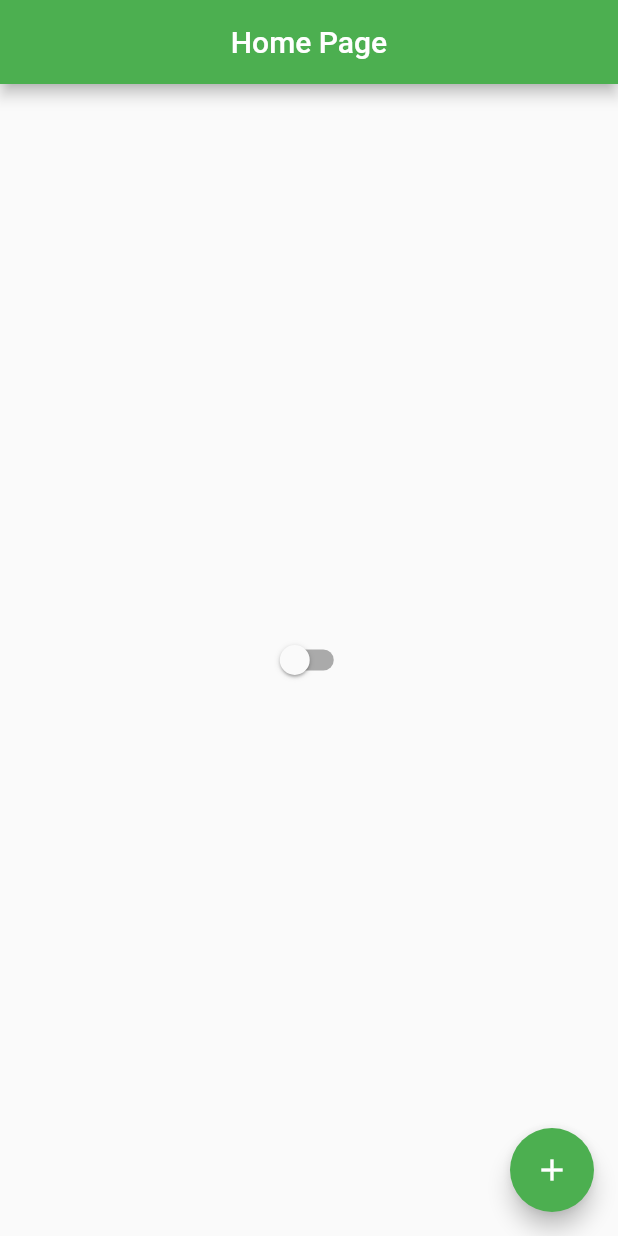
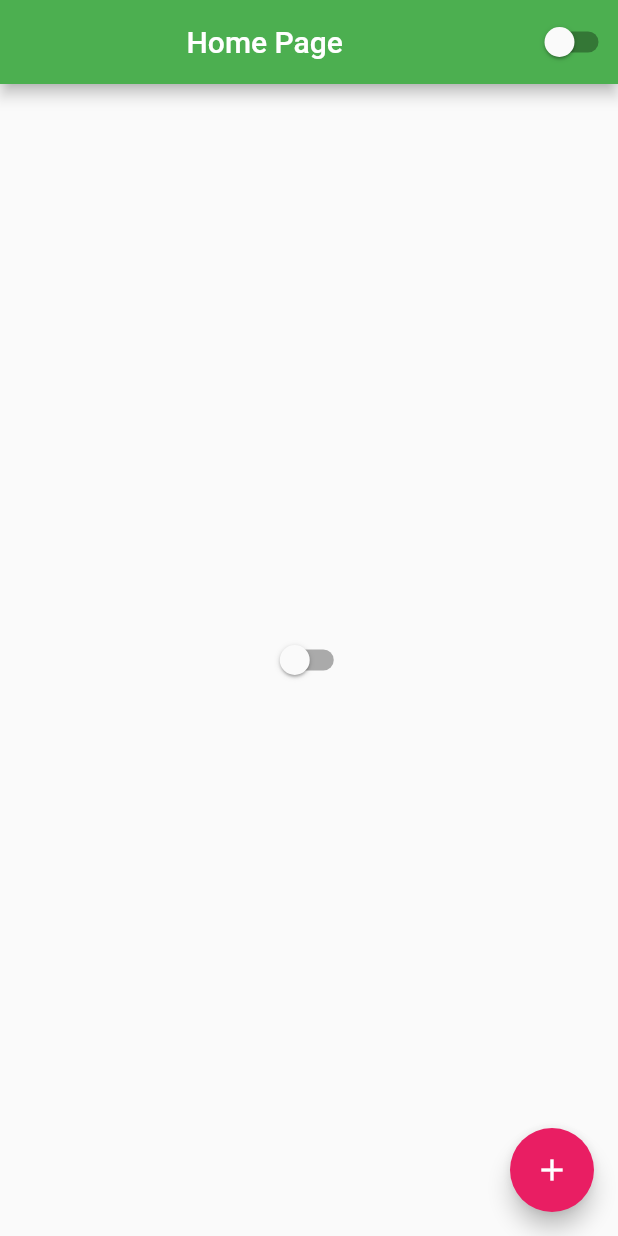
Before and after one commit to CarlosMoreiraLima/flutter-tutorial, a Flutter app: the screen it shows after launch, on a phone screen of 412 x 824 dp. Run offline on Flutter 3.47's test engine with Material 2 defaults, Android fonts, the phone set to English and light mode, and no system bars.

Commit message:
Tutorial(Componets): Componentization

```diff
--- a/lib/home_page.dart
+++ b/lib/home_page.dart
@@ -13,20 +13,19 @@ class HomeState extends State<HomePage> {
   Widget build(BuildContext context) {
     return Scaffold(
       appBar: AppBar(
+        actions: [
+          CustomSwitch(),
+        ],
         title: Center(
           child: Text("Home Page"),
         ),
       ),
       body: Center(
-        child: Switch(
-          value: AppController.instance.darkTheme,
-          onChanged: (value) {
-            AppController.instance.changeTheme();
-          },
-        ),
+        child: CustomSwitch(),
       ),
       floatingActionButton: FloatingActionButton(
         child: Icon(Icons.add),
+        backgroundColor: Colors.pink,
         onPressed: () {
           setState(() {
             print("Hello World");
@@ -36,3 +35,17 @@ class HomeState extends State<HomePage> {
     );
   }
 }
+
+class CustomSwitch extends StatelessWidget {
+  const CustomSwitch({super.key});
+
+  @override
+  Widget build(BuildContext context) {
+    return Switch(
+      value: AppController.instance.darkTheme,
+      onChanged: (value) {
+        AppController.instance.changeTheme();
+      },
+    );
+  }
+}
```
